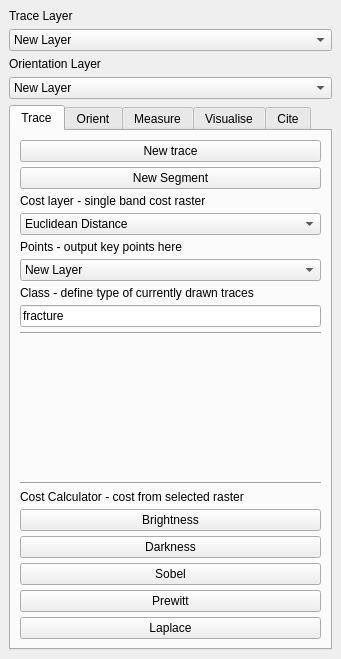
First picture: the form in geo_trace/geo_trace_dockwidget_base.ui, repository RichardQZeng/ForestLines, before the edit.
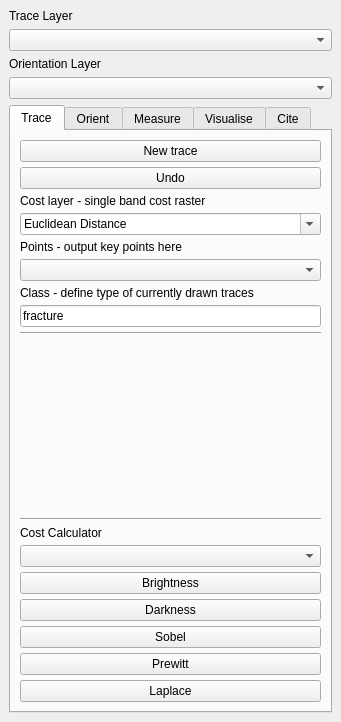
Second picture: the form after the edit. Custom widgets are drawn as their Qt base class.

Commit message: Restructure and implement cost calculator

```diff
--- a/geo_trace/geo_trace_dockwidget_base.ui
+++ b/geo_trace/geo_trace_dockwidget_base.ui
@@ -7,7 +7,7 @@
     <x>0</x>
     <y>0</y>
     <width>341</width>
-    <height>659</height>
+    <height>722</height>
    </rect>
   </property>
   <property name="windowTitle">
@@ -15,15 +15,6 @@
   </property>
   <widget class="QWidget" name="dockWidgetContents">
    <layout class="QGridLayout" name="gridLayout">
-    <item row="3" column="0">
-     <widget class="QComboBox" name="comboBox">
-      <item>
-       <property name="text">
-        <string>New Layer</string>
-       </property>
-      </item>
-     </widget>
-    </item>
     <item row="0" column="0">
      <widget class="QLabel" name="label_8">
       <property name="text">
@@ -38,21 +29,6 @@
       </property>
      </widget>
     </item>
-    <item row="1" column="0">
-     <widget class="QComboBox" name="traces">
-      <property name="toolTip">
-       <string>Estimate strike and dip of these polylines</string>
-      </property>
-      <property name="currentText">
-       <string>New Layer</string>
-      </property>
-      <item>
-       <property name="text">
-        <string>New Layer</string>
-       </property>
-      </item>
-     </widget>
-    </item>
     <item row="4" column="0">
      <widget class="QTabWidget" name="tabbar">
       <property name="tabShape">
@@ -79,7 +55,7 @@
         <item>
          <widget class="QPushButton" name="tt_sub">
           <property name="text">
-           <string>New Segment</string>
+           <string>Undo</string>
           </property>
          </widget>
         </item>
@@ -97,15 +73,13 @@
          </widget>
         </item>
         <item>
-         <widget class="QComboBox" name="tt_cost">
-          <property name="toolTip">
-           <string>This layer should be calculated using the Cost Calculator buttons</string>
+         <widget class="QgsMapLayerComboBox" name="tt_cost">
+          <property name="editable">
+           <bool>true</bool>
           </property>
-          <item>
-           <property name="text">
-            <string>Euclidean Distance</string>
-           </property>
-          </item>
+          <property name="currentText">
+           <string>Euclidean Distance</string>
+          </property>
          </widget>
         </item>
         <item>
@@ -120,11 +94,6 @@
           <property name="toolTip">
            <string>Output points layer for keypoints</string>
           </property>
-          <item>
-           <property name="text">
-            <string>New Layer</string>
-           </property>
-          </item>
          </widget>
         </item>
         <item>
@@ -174,10 +143,13 @@
         <item>
          <widget class="QLabel" name="label_2">
           <property name="text">
-           <string>Cost Calculator - cost from selected raster</string>
+           <string>Cost Calculator</string>
           </property>
          </widget>
         </item>
+        <item>
+         <widget class="QgsMapLayerComboBox" name="tt_costinput"/>
+        </item>
         <item>
          <widget class="QPushButton" name="cc_brightness">
           <property name="toolTip">
@@ -443,9 +415,42 @@
       </widget>
      </widget>
     </item>
+    <item row="1" column="0">
+     <widget class="QgsMapLayerComboBox" name="traces">
+      <property name="editable">
+       <bool>false</bool>
+      </property>
+      <property name="currentText">
+       <string/>
+      </property>
+      <property name="allowEmptyLayer">
+       <bool>true</bool>
+      </property>
+     </widget>
+    </item>
+    <item row="3" column="0">
+     <widget class="QgsMapLayerComboBox" name="orientations">
+      <property name="editable">
+       <bool>false</bool>
+      </property>
+      <property name="currentText">
+       <string/>
+      </property>
+      <property name="allowEmptyLayer">
+       <bool>true</bool>
+      </property>
+     </widget>
+    </item>
    </layout>
   </widget>
  </widget>
+ <customwidgets>
+  <customwidget>
+   <class>QgsMapLayerComboBox</class>
+   <extends>QComboBox</extends>
+   <header>qgsmaplayercombobox.h</header>
+  </customwidget>
+ </customwidgets>
  <resources>
   <include location="resources.qrc"/>
  </resources>
```
Left out of the diff: 45 changed lines with no effect on the pictures. The commit also changes 39 other files.
